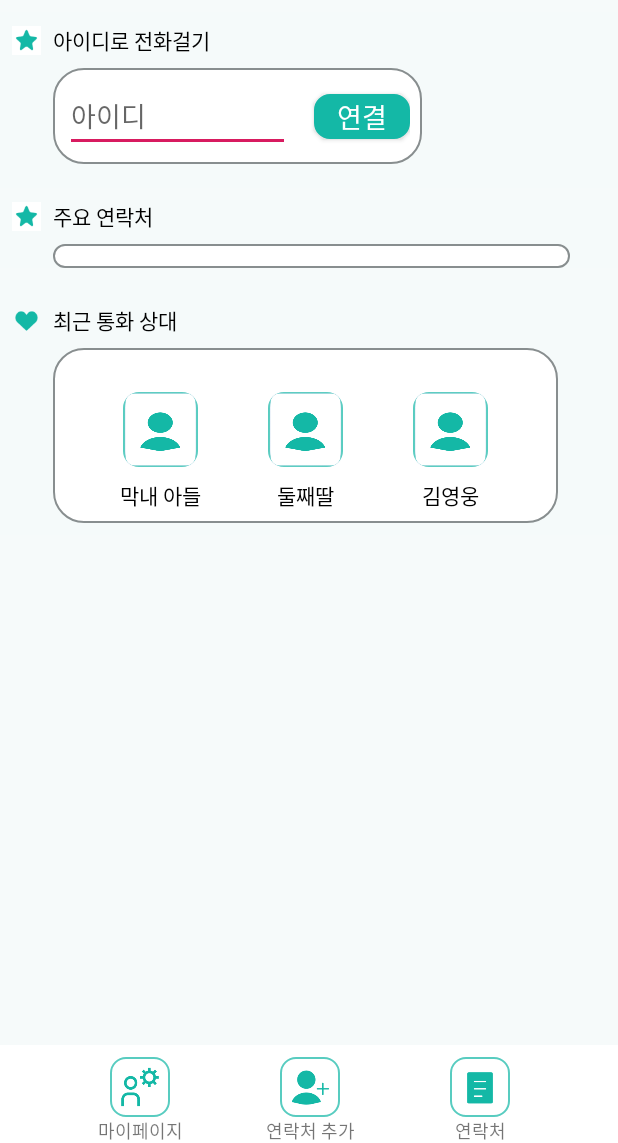
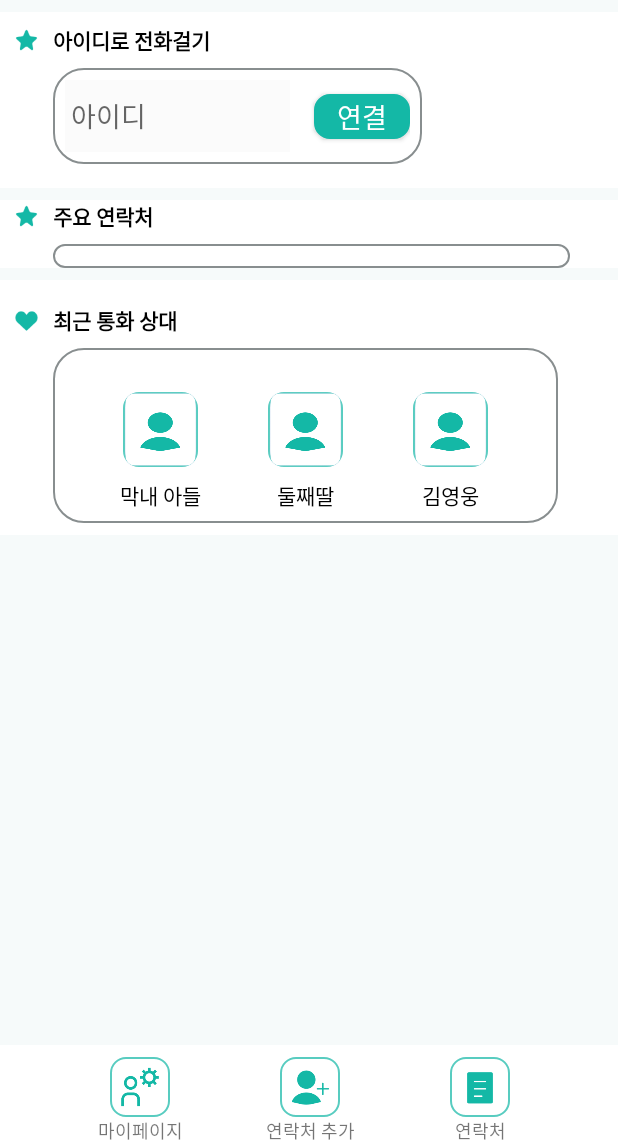
Before and after one commit to yunmiheo0509/CaptionVideoCall, an Android app: the MainActivity screen opened directly, with no data from a screen before it, on a phone screen of 412 x 824 dp, the part 93-1236 px from its top. Run offline under Robolectric (Android 15) with nearby library versions, the phone set to English and light mode, and no system bars; our stand-ins replace data binding; Roboto replaces fonts that are not available here.

Commit message:
메인액티비티 디자인 수정

```diff
--- a/app/src/main/res/layout/activity_main.xml
+++ b/app/src/main/res/layout/activity_main.xml
@@ -37,7 +37,7 @@
                         android:layout_height="wrap_content"
                         android:layout_marginTop="8dp"
                         android:layout_marginBottom="8dp"
-                        android:background="#05ABFFF7"
+                        android:background="#FFFFFF"
                         android:padding="8dp">
 
                         <ImageView
@@ -53,10 +53,10 @@
                             android:layout_width="wrap_content"
                             android:layout_height="wrap_content"
                             android:layout_marginStart="8dp"
-                            android:fontFamily="@font/cafe24"
+                            android:fontFamily="sans-serif"
                             android:text="아이디로 전화걸기"
                             android:textColor="#000000"
-                            android:textStyle="normal"
+                            android:textStyle="bold"
                             app:layout_constraintBottom_toBottomOf="@+id/imageView3"
                             app:layout_constraintStart_toEndOf="@+id/imageView3"
                             app:layout_constraintTop_toTopOf="@+id/imageView3" />
@@ -93,7 +93,9 @@
                                 android:layout_width="150sp"
                                 android:layout_height="wrap_content"
                                 android:height="48dp"
+                                android:background="#1AD6D6D6"
                                 android:hint="아이디"
+                                android:padding="4dp"
                                 app:layout_constraintBottom_toBottomOf="parent"
                                 app:layout_constraintStart_toStartOf="parent"
                                 app:layout_constraintTop_toTopOf="parent" />
@@ -106,17 +108,17 @@
                         android:layout_width="match_parent"
                         android:layout_height="wrap_content"
                         android:layout_marginBottom="8dp"
-                        android:background="#05ABFFF7">
+                        android:background="#FFFFFF">
 
                         <TextView
                             android:id="@+id/tv_2"
                             android:layout_width="wrap_content"
                             android:layout_height="wrap_content"
                             android:layout_marginStart="8dp"
-                            android:fontFamily="@font/cafe24"
+                            android:fontFamily="sans-serif"
                             android:text="주요 연락처"
                             android:textColor="#000000"
-                            android:textStyle="normal"
+                            android:textStyle="bold"
                             app:layout_constraintBottom_toBottomOf="@+id/imageView4"
                             app:layout_constraintStart_toEndOf="@+id/imageView4"
                             app:layout_constraintTop_toTopOf="parent" />
@@ -153,7 +155,7 @@
                         android:id="@+id/l_recent"
                         android:layout_width="match_parent"
                         android:layout_height="wrap_content"
-                        android:background="#05ABFFF7"
+                        android:background="#FFFFFF"
                         android:padding="8dp">
 
                         <androidx.constraintlayout.widget.ConstraintLayout
@@ -254,10 +256,10 @@
                             android:layout_height="wrap_content"
                             android:layout_marginStart="8dp"
                             android:layout_marginTop="8dp"
-                            android:fontFamily="@font/cafe24"
+                            android:fontFamily="sans-serif"
                             android:text="최근 통화 상대"
                             android:textColor="#000000"
-                            android:textStyle="normal"
+                            android:textStyle="bold"
                             app:layout_constraintStart_toEndOf="@+id/imageView5"
                             app:layout_constraintTop_toTopOf="parent" />
 
```
